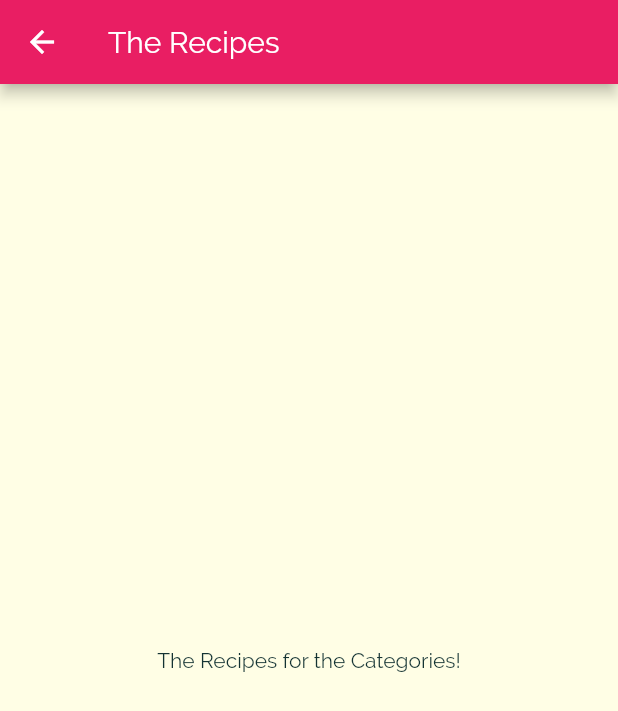
After one commit to MeTi-DeV/Meals_App, a Flutter app: the CategoriesMealsScreen screen opened directly, on a phone screen of 412 x 824 dp. The commit adds this screen. Shown: the top 711 px of the screen. Run offline on Flutter 3.47's test engine with Material 2 defaults, Android fonts, the phone set to English and light mode, and no system bars.

Commit message:
create categories meal screen use Inkwell,Navi

```diff
--- /dev/null
+++ b/lib/categories_meals_screen.dart
@@ -0,0 +1,15 @@
+import 'package:flutter/material.dart';
+
+class CategoriesMealsScreen extends StatelessWidget {
+  @override
+  Widget build(BuildContext context) {
+    return Scaffold(
+      appBar: AppBar(
+        title: Text('The Recipes'),
+      ),
+      body: Center(
+        child: Text('The Recipes for the Categories!'),
+      ),
+    );
+  }
+}
```
Also changed, not shown: lib/categories_screen.dart (+25 -4 lines), lib/main.dart (+8 -7 lines).
